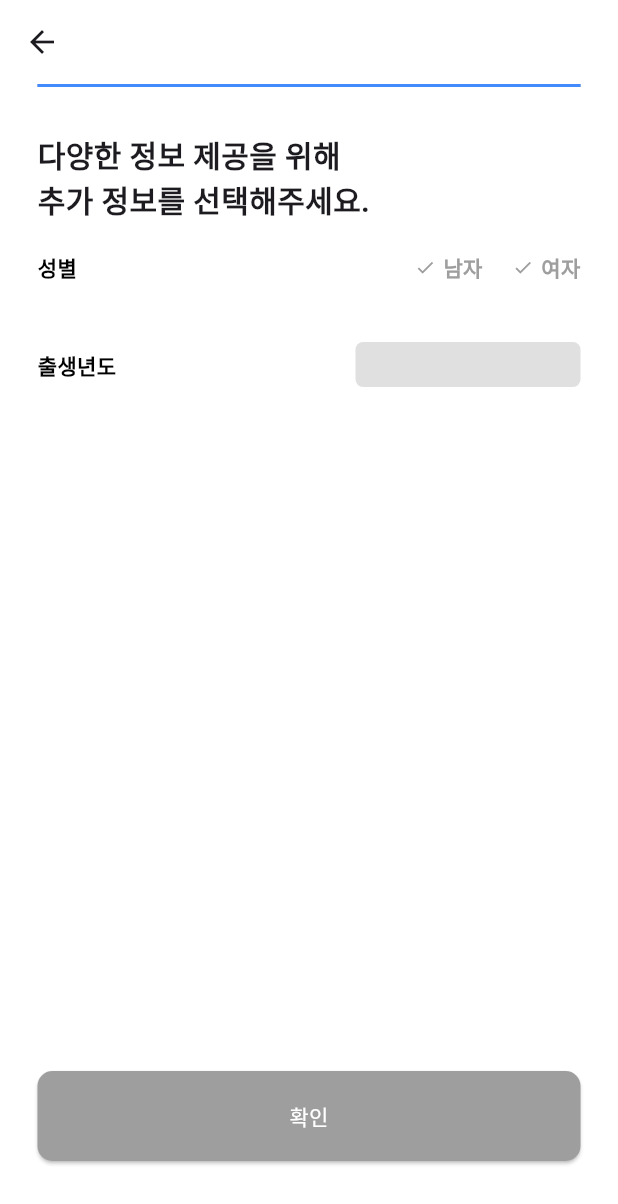
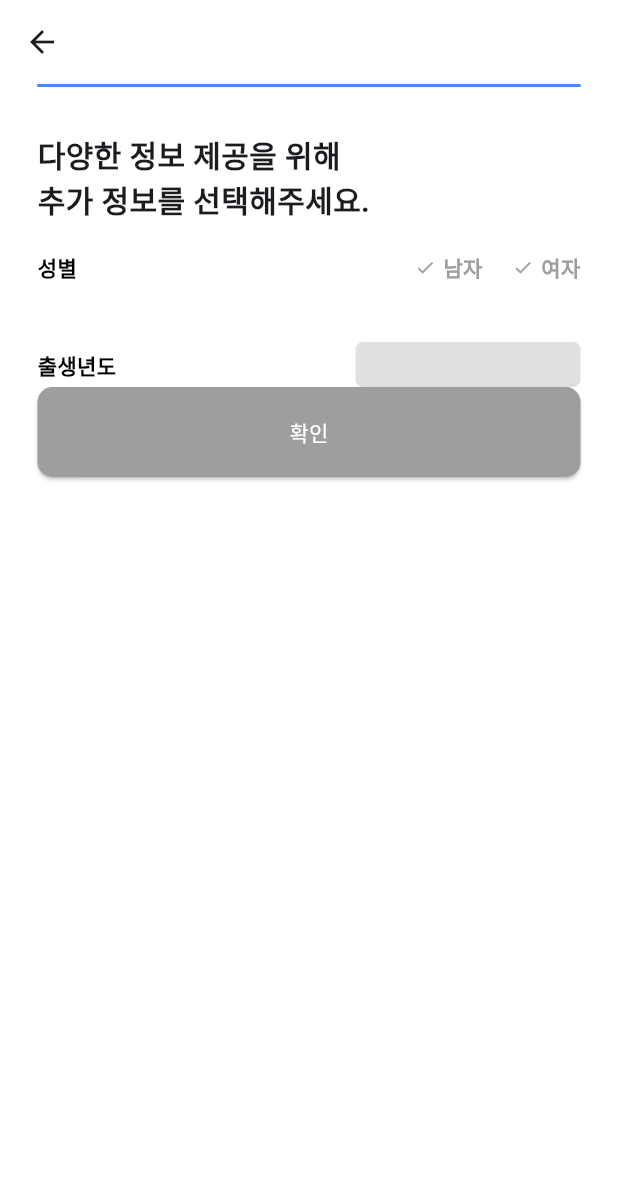
Before and after one commit to GodDok/Godog_Flutter, a Flutter app: the JoinStep3Screen screen opened directly, on a phone screen of 412 x 824 dp. Shown: the top 1204 px of the screen. Run offline on Flutter 3.47's test engine with Material 3 defaults, Android fonts, the phone set to English and light mode, and no system bars; our stand-ins replace flutter_holo_date_picker.

Commit message:
:lipstick: 전체 화면 SingleChildScrollView 적용

```diff
--- a/lib/screens/join_step1_screen.dart
+++ b/lib/screens/join_step1_screen.dart
@@ -146,7 +146,8 @@ class _JoinStep1ScreenState extends State<JoinStep1Screen> {
     return Scaffold(
       backgroundColor: Colors.white,
       appBar: AppBar(backgroundColor: Colors.white),
-      body: Padding(
+      body: SingleChildScrollView(
+        child: Padding(
           padding: const EdgeInsets.symmetric(horizontal: 25),
           child: Column(
             children: [
@@ -312,6 +313,7 @@ class _JoinStep1ScreenState extends State<JoinStep1Screen> {
             ],
           ),
         ),
+      ),
     );
   }
 }
--- a/lib/screens/join_step2_screen.dart
+++ b/lib/screens/join_step2_screen.dart
@@ -95,7 +95,8 @@ class _JoinStep2ScreenState extends State<JoinStep2Screen> {
     return Scaffold(
       backgroundColor: Colors.white,
       appBar: AppBar(backgroundColor: Colors.white),
-      body: Padding(
+      body: SingleChildScrollView(
+        child: Padding(
           padding: const EdgeInsets.symmetric(horizontal: 25),
           child: Column(
             children: [
@@ -248,6 +249,7 @@ class _JoinStep2ScreenState extends State<JoinStep2Screen> {
             ],
           ),
         ),
+      ),
     );
   }
 }
--- a/lib/screens/join_step3_screen.dart
+++ b/lib/screens/join_step3_screen.dart
@@ -93,7 +93,8 @@ class _JoinStep3ScreenState extends State<JoinStep3Screen> {
     return Scaffold(
       backgroundColor: Colors.white,
       appBar: AppBar(backgroundColor: Colors.white),
-      body: Padding(
+      body: SingleChildScrollView(
+        child: Padding(
           padding: const EdgeInsets.symmetric(horizontal: 25),
           child: Column(
             children: [
@@ -253,6 +254,7 @@ class _JoinStep3ScreenState extends State<JoinStep3Screen> {
             ],
           ),
         ),
+      ),
     );
   }
 }
--- a/lib/screens/login_screen.dart
+++ b/lib/screens/login_screen.dart
@@ -29,7 +29,8 @@ class _LoginScreenState extends State<LoginScreen> {
   Widget build(BuildContext context) {
     return Scaffold(
       backgroundColor: Colors.white,
-      body: Padding(
+      body: SingleChildScrollView(
+        child: Padding(
           padding: const EdgeInsets.all(25),
           child: Column(
             crossAxisAlignment: CrossAxisAlignment.center,
@@ -132,6 +133,7 @@ class _LoginScreenState extends State<LoginScreen> {
             ],
           ),
         ),
+      ),
     );
   }
 }
--- a/lib/screens/start_screen.dart
+++ b/lib/screens/start_screen.dart
@@ -8,7 +8,8 @@ class StartScreen extends StatelessWidget {
   Widget build(BuildContext context) {
     return Scaffold(
       backgroundColor: Colors.white,
-      body: Padding(
+      body: SingleChildScrollView(
+        child: Padding(
           padding: const EdgeInsets.all(25),
           child: Column(
             children: [
@@ -70,6 +71,7 @@ class StartScreen extends StatelessWidget {
             ],
           ),
         ),
+      ),
     );
   }
 }
```
Lines whose indentation alone changed are shown as unchanged.
